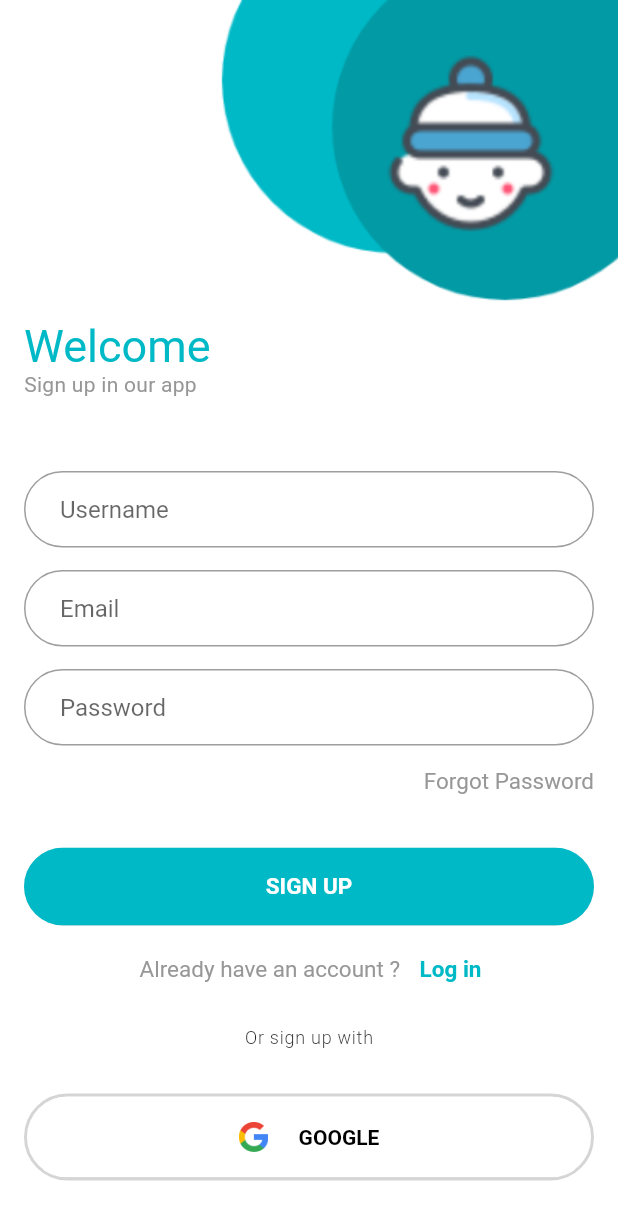
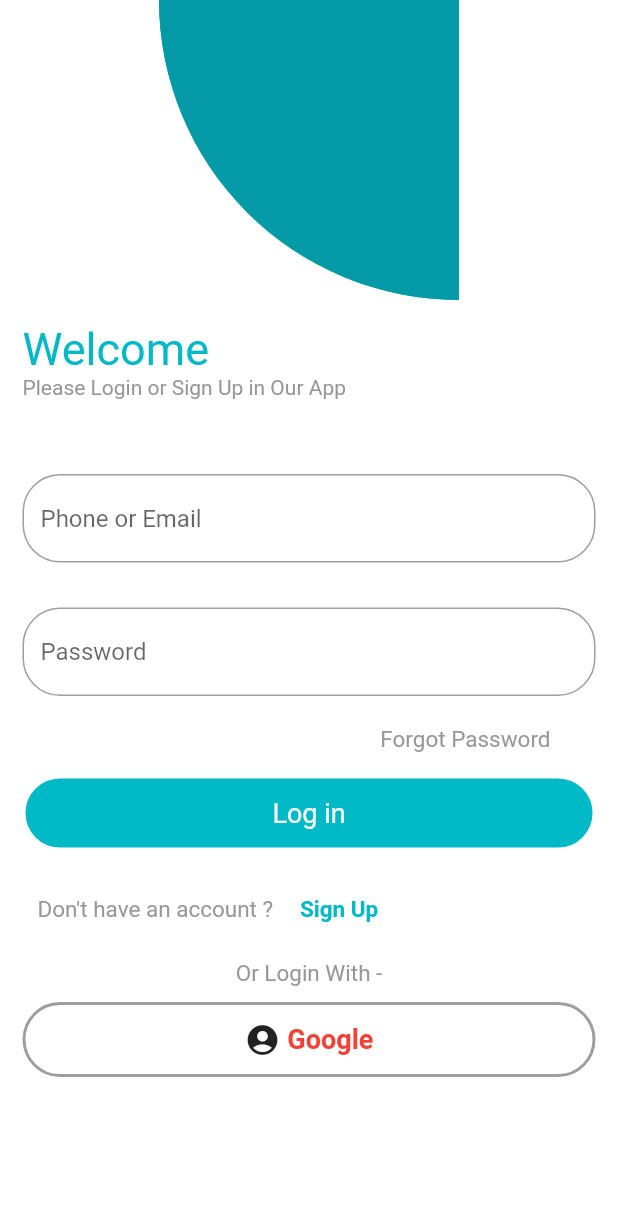
Before and after one commit to RafatMeraz/health-monitoring-system, a Flutter app: the screen it shows after launch, after a tap on "Log in", on a phone screen of 412 x 824 dp. Shown: the top 1220 px of the screen. Run offline on Flutter 3.47's test engine with Material 2 defaults, Android fonts, the light colour scheme and no system bars; Roboto replaces fonts that are missing (Poppins).

Commit message:
PageRoute In Login & Register

```diff
--- a/lib/src/views/ui/registration/login.dart
+++ b/lib/src/views/ui/registration/login.dart
@@ -1,5 +1,6 @@
 import 'package:flutter/material.dart';
 import 'package:flutter/services.dart';
+import 'package:health_monitoring_system/src/views/ui/registration/register.dart';
 import 'package:health_monitoring_system/src/views/utils/constant.dart';
 
 class login extends StatefulWidget {
@@ -165,7 +166,10 @@ class _loginState extends State<login> {
                           highlightColor: Colors.transparent,
                           disabledElevation: 10,
                           onPressed: (){
-                            print('');
+                            Navigator.push(
+                              context,
+                              MaterialPageRoute(builder: (context) => Register()),
+                            );
                           },
                           child: Text(
                             'Sign Up',
--- a/lib/src/views/ui/registration/register.dart
+++ b/lib/src/views/ui/registration/register.dart
@@ -1,4 +1,5 @@
 import 'package:flutter/material.dart';
+import 'package:health_monitoring_system/src/views/ui/registration/login.dart';
 import 'package:health_monitoring_system/src/views/utils/constant.dart';
 import 'package:health_monitoring_system/src/views/utils/reusable_widgets.dart';
 
@@ -133,7 +134,10 @@ class _RegisterState extends State<Register> {
                     ),
                     GestureDetector(
                       onTap: () {
-
+                        Navigator.push(
+                          context,
+                          MaterialPageRoute(builder: (context) => login()),
+                        );
                       },
                       child: Padding(
                         padding: const EdgeInsets.symmetric(horizontal : 8.0),
```
